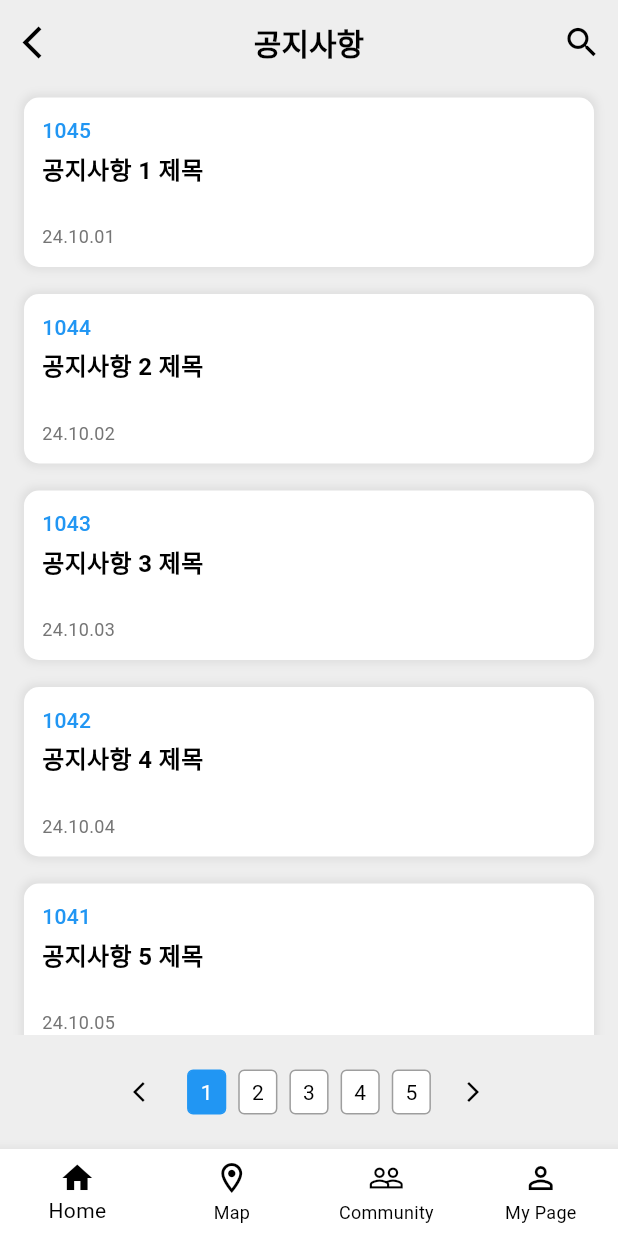
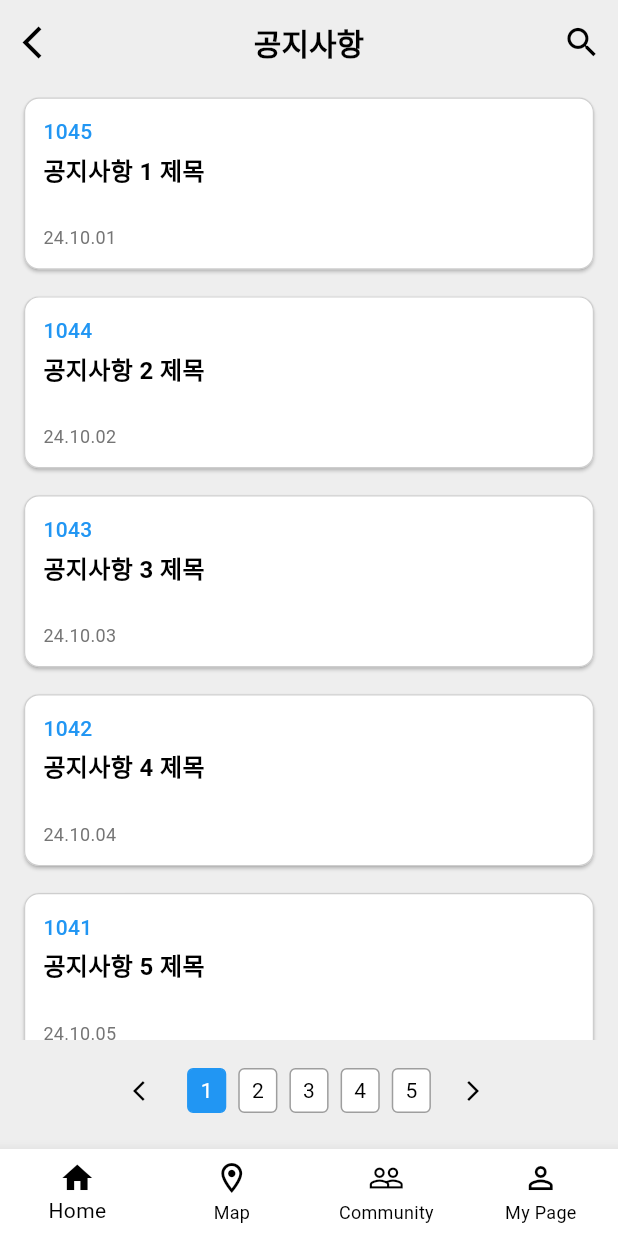
Before and after one commit to NostraProejct/NostraKnu_FE, a Flutter app: the NoticeMain screen opened by its route, after a tap on the "search" icon, on a phone screen of 412 x 824 dp. Run offline on Flutter 3.47's test engine with Material 3 defaults, Android fonts, the phone set to English and light mode, and no system bars; our stand-ins replace go_router, google_fonts, infinite_scroll_pagination.

Commit message:
FIX / 공지사항창 클릭 효과

```diff
--- a/lib/home/home_screen.dart
+++ b/lib/home/home_screen.dart
@@ -16,6 +16,7 @@ class _HomeScreenState extends State<HomeScreen> {
   @override
   Widget build(BuildContext context) {
     return Scaffold(
+      backgroundColor: Colors.grey[200],
       appBar: _appBar(),
       body: _body(),
     );
@@ -49,6 +50,7 @@ class _HomeScreenState extends State<HomeScreen> {
       actions: [
         IconButton(
           icon: Icon(Icons.search, color: Colors.black87),
+          iconSize: 29,
           onPressed: () {
             // 검색 버튼 동작
           },
@@ -59,9 +61,10 @@ class _HomeScreenState extends State<HomeScreen> {
           },
           child: CircleAvatar(
             backgroundImage: AssetImage('assets/profile.jpg'), // 프로필 이미지
-            radius: 16,
+            radius: 15,
           ),
         ),
+        SizedBox(width: 14),
       ],
     );
   }
--- a/lib/home/notice/noticeMain.dart
+++ b/lib/home/notice/noticeMain.dart
@@ -83,7 +83,17 @@ class _NoticeMain extends State<NoticeMain> {
               itemCount: getNoticesForCurrentPage().length,
               itemBuilder: (context, index) {
                 final notice = getNoticesForCurrentPage()[index];
-                return GestureDetector(
+                // 공지사항 글 박스
+                return Container(
+                  margin: EdgeInsets.symmetric(vertical: 9.0, horizontal: 16.0),
+                  child: Material(
+                    color: Colors.white,
+                    borderRadius: BorderRadius.circular(10.0),
+                    elevation: 1.0, // 약간의 그림자 효과
+                    child: InkWell(
+                      borderRadius: BorderRadius.circular(10.0),
+                      highlightColor: Colors.blue.withOpacity(0.2), // 클릭 시 강조 색상
+                      splashColor: Colors.blue.withOpacity(0.1), // 잔물결 효과 색상
                       onTap: () {
                         context.push('/notice/${notice["id"]}', extra: {
                           "id": notice["id"]!,
@@ -91,19 +101,19 @@ class _NoticeMain extends State<NoticeMain> {
                           "date": notice["date"]!,
                         });
                       },
-                  child: Container(
-                    margin: EdgeInsets.symmetric(vertical: 9.0, horizontal: 16.0),
+                      onHighlightChanged: (isHighlighted) {
+                        // 클릭 시 추가적인 테두리 효과
+                      },
+                      child: AnimatedContainer(
+                        duration: Duration(milliseconds: 200),
+                        curve: Curves.easeInOut,
                         padding: EdgeInsets.all(12.0),
                         decoration: BoxDecoration(
-                      color: Colors.white,
                           borderRadius: BorderRadius.circular(10.0),
-                      boxShadow: [
-                        BoxShadow(
-                          color: Colors.grey.withOpacity(0.2),
-                          spreadRadius: 2,
-                          blurRadius: 4,
+                          border: Border.all(
+                            color: Colors.grey.withOpacity(0.5),
+                            width: 0.8,
                           ),
-                      ],
                         ),
                         child: Column(
                           crossAxisAlignment: CrossAxisAlignment.start,
@@ -139,13 +149,15 @@ class _NoticeMain extends State<NoticeMain> {
                           ],
                         ),
                       ),
+                    ),
+                  ),
                 );
               },
             ),
           ),
           // 페이지네이션 바
           Padding(
-            padding: const EdgeInsets.symmetric(vertical: 14.0),
+            padding: const EdgeInsets.only(top: 10.0, bottom: 15.0),
             child: Row(
               mainAxisAlignment: MainAxisAlignment.center,
               children: [
--- a/lib/home/section/employmentSection.dart
+++ b/lib/home/section/employmentSection.dart
@@ -33,7 +33,7 @@ class EmploymentSection extends StatelessWidget {
             width: isFullWidth ? double.infinity : (MediaQuery.of(context).size.width - 50) / 2,
             height: 150,
             decoration: BoxDecoration(
-              color: Colors.grey[300],
+              color: Colors.grey[350],
               borderRadius: BorderRadius.circular(12),
             ),
           ),
```
Lines whose indentation alone changed are shown as unchanged.
